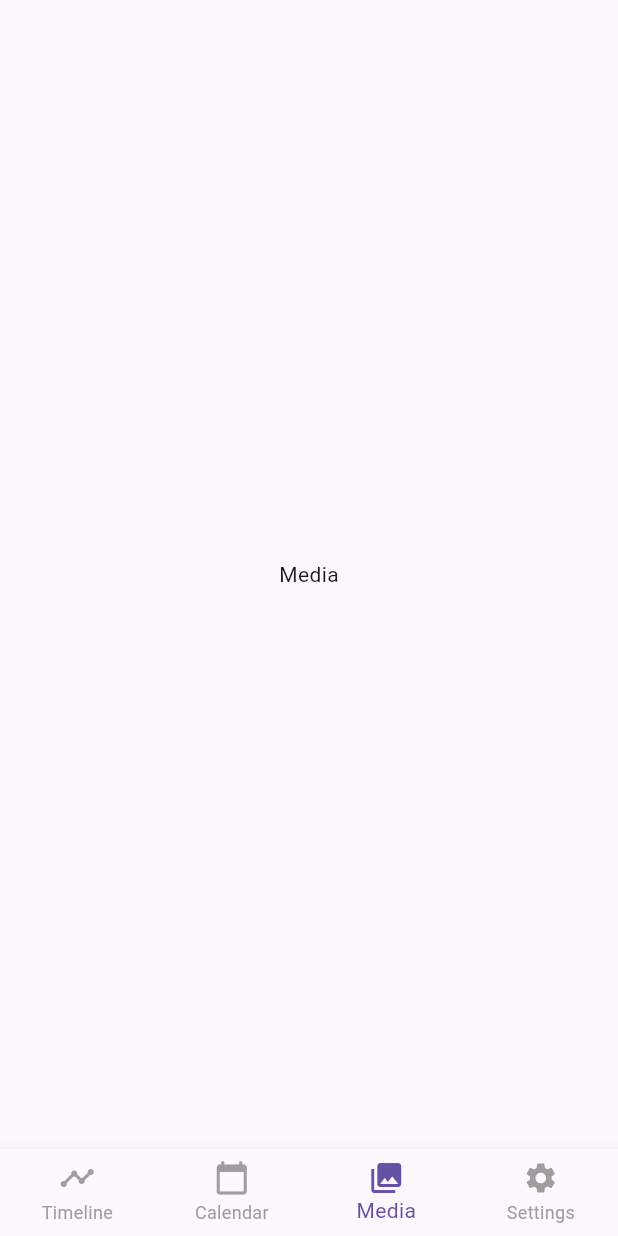
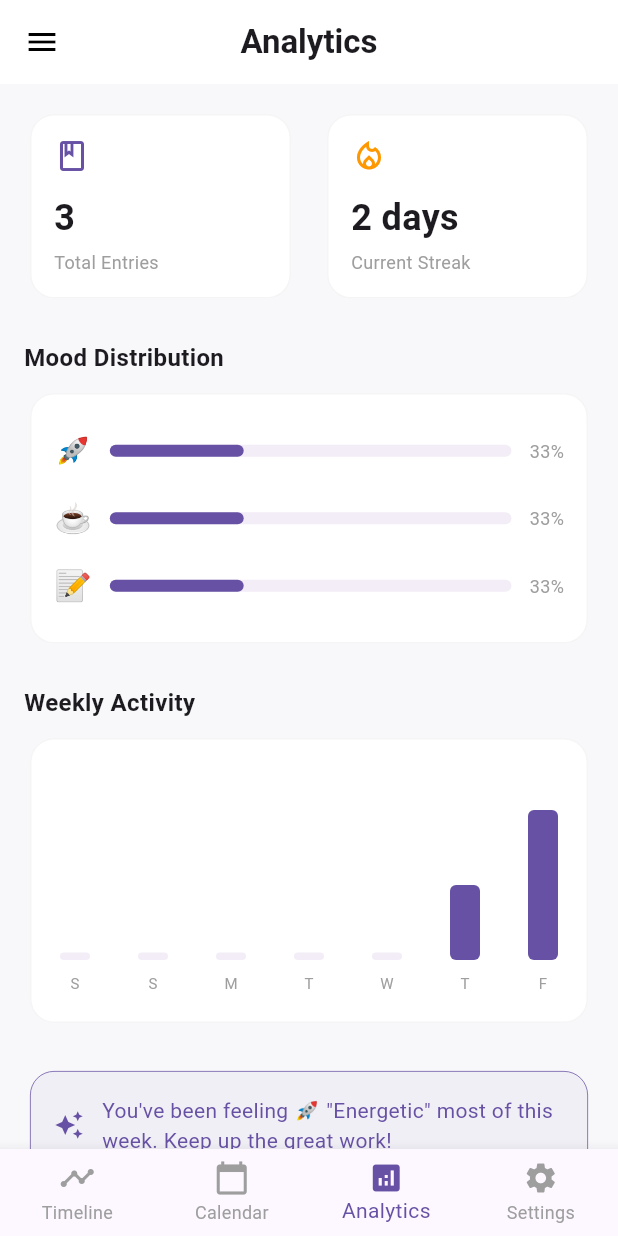
Before and after one commit to Shir0o/diary, a Flutter app: the screen it shows after launch, item 3 of the bottom bar chosen, on a phone screen of 412 x 824 dp. Run offline on Flutter 3.47's test engine with Material 3 defaults, Android fonts, the phone set to English and light mode, and no system bars; our stand-ins replace google_fonts.

Commit message:
feat: implement Analytics/Stats screen with TDD

```diff
--- /dev/null
+++ b/lib/helpers/analytics_helper.dart
@@ -0,0 +1,68 @@
+import '../models/diary_entry.dart';
+
+class DayActivity {
+  final DateTime date;
+  final int count;
+
+  DayActivity(this.date, this.count);
+}
+
+class AnalyticsHelper {
+  static int calculateTotalEntries(List<DiaryEntry> entries) {
+    return entries.length;
+  }
+
+  static int calculateCurrentStreak(List<DiaryEntry> entries, {DateTime? relativeTo}) {
+    if (entries.isEmpty) return 0;
+
+    final referenceDate = relativeTo ?? DateTime.now();
+    final dates = entries
+        .map((e) => DateTime(e.date.year, e.date.month, e.date.day))
+        .toSet()
+        .toList()
+      ..sort((a, b) => b.compareTo(a));
+
+    int streak = 0;
+    DateTime currentDay = DateTime(referenceDate.year, referenceDate.month, referenceDate.day);
+
+    // If no entry today, check if there was one yesterday to continue a streak
+    if (!dates.contains(currentDay)) {
+      currentDay = currentDay.subtract(const Duration(days: 1));
+      if (!dates.contains(currentDay)) return 0;
+    }
+
+    while (dates.contains(currentDay)) {
+      streak++;
+      currentDay = currentDay.subtract(const Duration(days: 1));
+    }
+
+    return streak;
+  }
+
+  static Map<String, int> calculateMoodDistribution(List<DiaryEntry> entries) {
+    final Map<String, int> distribution = {};
+    for (var entry in entries) {
+      distribution[entry.mood] = (distribution[entry.mood] ?? 0) + 1;
+    }
+    return distribution;
+  }
+
+  static List<DayActivity> getWeeklyActivity(List<DiaryEntry> entries, {DateTime? relativeTo}) {
+    final referenceDate = relativeTo ?? DateTime.now();
+    final List<DayActivity> activity = [];
+
+    for (int i = 6; i >= 0; i--) {
+      final date = referenceDate.subtract(Duration(days: i));
+      final dayStart = DateTime(date.year, date.month, date.day);
+
+      final count = entries.where((e) {
+        final eDate = DateTime(e.date.year, e.date.month, e.date.day);
+        return eDate.isAtSameMomentAs(dayStart);
+      }).length;
+
+      activity.add(DayActivity(dayStart, count));
+    }
+
+    return activity;
+  }
+}
--- a/lib/main.dart
+++ b/lib/main.dart
@@ -2,7 +2,9 @@ import 'package:flutter/material.dart';
 import 'screens/timeline_screen.dart';
 import 'screens/settings_screen.dart';
 import 'screens/calendar_screen.dart';
+import 'screens/analytics_screen.dart';
 import 'widgets/side_drawer.dart';
+import 'models/diary_entry.dart';
 
 void main() {
   runApp(const DiaryApp());
@@ -35,16 +37,49 @@ class MainScreen extends StatefulWidget {
 class _MainScreenState extends State<MainScreen> {
   int _currentIndex = 0;
 
-  final List<Widget> _screens = [
+  // Centralized mock entries for consistency across screens
+  final List<DiaryEntry> _mockEntries = [
+    DiaryEntry(
+      id: '1',
+      date: DateTime(2026, 4, 24, 10, 0),
+      title: 'Starting a new project',
+      content: 'Today I started the Diary app project.',
+      mood: '🚀',
+      location: 'Home Office',
+    ),
+    DiaryEntry(
+      id: '2',
+      date: DateTime(2026, 4, 24, 14, 0),
+      title: 'Coffee Break',
+      content: 'Had a wonderful cup of coffee.',
+      mood: '☕',
+      location: 'Local Cafe',
+    ),
+    DiaryEntry(
+      id: '3',
+      date: DateTime(2026, 4, 23, 11, 0),
+      title: 'Planning phase',
+      content: 'Spent the day planning.',
+      mood: '📝',
+    ),
+  ];
+
+  late final List<Widget> _screens = [
     const TimelineScreen(),
     const CalendarScreen(),
-    const Center(child: Text('Media')),
+    AnalyticsScreen(entries: _mockEntries),
     const SettingsScreen(),
   ];
 
   void _onItemSelected(int index) {
     setState(() {
-      _currentIndex = index % 4; // Map indices to bottom nav if needed
+      // Mapping drawer indices to screens
+      // Timeline: 1, Calendar: 2, Media: 3 (ignored for now), Analytics: 4, Settings: 6, Help: 7, About: 8
+      // Simplified mapping for now to existing bottom nav indices
+      if (index == 1) _currentIndex = 0; // Timeline
+      if (index == 2) _currentIndex = 1; // Calendar
+      if (index == 4) _currentIndex = 2; // Analytics
+      if (index == 6) _currentIndex = 3; // Settings
     });
     Navigator.of(context).pop(); // Close drawer
   }
@@ -54,7 +89,7 @@ class _MainScreenState extends State<MainScreen> {
     return Scaffold(
       drawer: SideDrawer(
         onItemSelected: _onItemSelected,
-        selectedIndex: _currentIndex,
+        selectedIndex: _currentIndex == 0 ? 1 : (_currentIndex == 1 ? 2 : (_currentIndex == 2 ? 4 : 6)),
       ),
       body: _screens[_currentIndex],
       bottomNavigationBar: BottomNavigationBar(
@@ -70,7 +105,7 @@ class _MainScreenState extends State<MainScreen> {
         items: const [
           BottomNavigationBarItem(icon: Icon(Icons.timeline), label: 'Timeline'),
           BottomNavigationBarItem(icon: Icon(Icons.calendar_today), label: 'Calendar'),
-          BottomNavigationBarItem(icon: Icon(Icons.photo_library), label: 'Media'),
+          BottomNavigationBarItem(icon: Icon(Icons.analytics), label: 'Analytics'),
           BottomNavigationBarItem(icon: Icon(Icons.settings), label: 'Settings'),
         ],
       ),
--- /dev/null
+++ b/lib/screens/analytics_screen.dart
@@ -0,0 +1,278 @@
+import 'package:flutter/material.dart';
+import '../models/diary_entry.dart';
+import '../helpers/analytics_helper.dart';
+import '../helpers/font_helper.dart';
+
+class AnalyticsScreen extends StatelessWidget {
+  final List<DiaryEntry> entries;
+  final DateTime? referenceDate;
+
+  const AnalyticsScreen({
+    super.key,
+    required this.entries,
+    this.referenceDate,
+  });
+
+  @override
+  Widget build(BuildContext context) {
+    final totalEntries = AnalyticsHelper.calculateTotalEntries(entries);
+    final streak = AnalyticsHelper.calculateCurrentStreak(entries, relativeTo: referenceDate);
+    final moodDist = AnalyticsHelper.calculateMoodDistribution(entries);
+    final weeklyActivity = AnalyticsHelper.getWeeklyActivity(entries, relativeTo: referenceDate);
+
+    return Scaffold(
+      backgroundColor: const Color(0xFFF8F7FA),
+      appBar: AppBar(
+        title: Text(
+          'Analytics',
+          style: safeGoogleFont('Inter', fontWeight: FontWeight.bold),
+        ),
+        centerTitle: true,
+        backgroundColor: Colors.white,
+        elevation: 0,
+        leading: Builder(
+          builder: (context) => IconButton(
+            icon: const Icon(Icons.menu, color: Colors.black),
+            onPressed: () => Scaffold.of(context).openDrawer(),
+          ),
+        ),
+      ),
+      body: ListView(
+        padding: const EdgeInsets.all(16),
+        children: [
+          Row(
+            children: [
+              Expanded(
+                child: _buildSummaryCard(
+                  context,
+                  'Total Entries',
+                  totalEntries.toString(),
+                  Icons.book_outlined,
+                  const Color(0xFF6751a4),
+                ),
+              ),
+              const SizedBox(width: 16),
+              Expanded(
+                child: _buildSummaryCard(
+                  context,
+                  'Current Streak',
+                  '$streak days',
+                  Icons.local_fire_department_outlined,
+                  Colors.orange,
+                ),
+              ),
+            ],
+          ),
+          const SizedBox(height: 24),
+          _buildSectionHeader('Mood Distribution'),
+          const SizedBox(height: 8),
+          _buildMoodDistribution(moodDist),
+          const SizedBox(height: 24),
+          _buildSectionHeader('Weekly Activity'),
+          const SizedBox(height: 8),
+          _buildActivityChart(weeklyActivity),
+          const SizedBox(height: 24),
+          _buildInsightsCard(),
+        ],
+      ),
+    );
+  }
+
+  Widget _buildSummaryCard(BuildContext context, String title, String value, IconData icon, Color color) {
+    return Card(
+      elevation: 0,
+      color: Colors.white,
+      shape: RoundedRectangleBorder(
+        borderRadius: BorderRadius.circular(16),
+        side: BorderSide(color: Colors.grey.withOpacity(0.1)),
+      ),
+      child: Padding(
+        padding: const EdgeInsets.all(16),
+        child: Column(
+          crossAxisAlignment: CrossAxisAlignment.start,
+          children: [
+            Icon(icon, color: color, size: 24),
+            const SizedBox(height: 12),
+            Text(
+              value,
+              style: safeGoogleFont(
+                'Inter',
+                fontSize: 24,
+                fontWeight: FontWeight.bold,
+                color: const Color(0xFF1D1B20),
+              ),
+            ),
+            const SizedBox(height: 4),
+            Text(
+              title,
+              style: safeGoogleFont(
+                'Inter',
+                fontSize: 12,
+                color: Colors.grey,
+              ),
+            ),
+          ],
+        ),
+      ),
+    );
+  }
+
+  Widget _buildSectionHeader(String title) {
+    return Text(
+      title,
+      style: safeGoogleFont(
+        'Inter',
+        fontSize: 16,
+        fontWeight: FontWeight.bold,
+        color: const Color(0xFF1D1B20),
+      ),
+    );
+  }
+
+  Widget _buildMoodDistribution(Map<String, int> distribution) {
+    if (distribution.isEmpty) {
+      return _buildEmptyState();
+    }
+
+    final total = distribution.values.fold(0, (sum, val) => sum + val);
+
+    return Card(
+      elevation: 0,
+      color: Colors.white,
+      shape: RoundedRectangleBorder(
+        borderRadius: BorderRadius.circular(16),
+        side: BorderSide(color: Colors.grey.withOpacity(0.1)),
+      ),
+      child: Padding(
+        padding: const EdgeInsets.all(16),
+        child: Column(
+          children: distribution.entries.map((e) {
+            final percentage = e.value / total;
+            return Padding(
+              padding: const EdgeInsets.symmetric(vertical: 8),
+              child: Row(
+                children: [
+                  Text(e.key, style: const TextStyle(fontSize: 20)),
+                  const SizedBox(width: 12),
+                  Expanded(
+                    child: Column(
+                      crossAxisAlignment: CrossAxisAlignment.start,
+                      children: [
+                        LinearProgressIndicator(
+                          value: percentage,
+                          backgroundColor: const Color(0xFFF3EDF7),
+                          color: const Color(0xFF6751a4),
+                          borderRadius: BorderRadius.circular(4),
+                          minHeight: 8,
+                        ),
+                      ],
+                    ),
+                  ),
+                  const SizedBox(width: 12),
+                  Text(
+                    '${(percentage * 100).toStringAsFixed(0)}%',
+                    style: safeGoogleFont('Inter', fontSize: 12, color: Colors.grey),
+                  ),
+                ],
+              ),
+            );
+          }).toList(),
+        ),
+      ),
+    );
+  }
+
+  Widget _buildActivityChart(List<DayActivity> activity) {
+    final maxCount = activity.map((e) => e.count).fold(0, (max, e) => e > max ? e : max);
+    final dayLabels = ['M', 'T', 'W', 'T', 'F', 'S', 'S']; // Simplified labels
+
+    return Card(
+      elevation: 0,
+      color: Colors.white,
+      shape: RoundedRectangleBorder(
+        borderRadius: BorderRadius.circular(16),
+        side: BorderSide(color: Colors.grey.withOpacity(0.1)),
+      ),
+      child: Padding(
+        padding: const EdgeInsets.all(20),
+        child: SizedBox(
+          height: 150,
+          child: Row(
+            mainAxisAlignment: MainAxisAlignment.spaceBetween,
+            crossAxisAlignment: CrossAxisAlignment.end,
+            children: activity.asMap().entries.map((entry) {
+              final idx = entry.key;
+              final day = entry.value;
+              final heightFactor = maxCount == 0 ? 0.05 : (day.count / maxCount).clamp(0.05, 1.0);
+
+              return Column(
+                mainAxisAlignment: MainAxisAlignment.end,
+                children: [
+                  Container(
+                    width: 20,
+                    height: 100 * heightFactor,
+                    decoration: BoxDecoration(
+                      color: day.count > 0 ? const Color(0xFF6751a4) : const Color(0xFFF3EDF7),
+                      borderRadius: BorderRadius.circular(4),
+                    ),
+                  ),
+                  const SizedBox(height: 8),
+                  Text(
+                    _getWeekdayLabel(day.date),
+                    style: safeGoogleFont('Inter', fontSize: 10, color: Colors.grey),
+                  ),
+                ],
+              );
+            }).toList(),
+          ),
+        ),
+      ),
+    );
+  }
+
+  String _getWeekdayLabel(DateTime date) {
+    final weekdays = ['M', 'T', 'W', 'T', 'F', 'S', 'S'];
+    return weekdays[date.weekday - 1];
+  }
+
+  Widget _buildInsightsCard() {
+    return Card(
+      elevation: 0,
+      color: const Color(0xFF6751a4).withOpacity(0.05),
+      shape: RoundedRectangleBorder(
+        borderRadius: BorderRadius.circular(16),
+        side: const BorderSide(color: Color(0xFF6751a4), width: 0.5),
+      ),
+      child: Padding(
+        padding: const EdgeInsets.all(16),
+        child: Row(
+          children: [
+            const Icon(Icons.auto_awesome, color: Color(0xFF6751a4), size: 20),
+            const SizedBox(width: 12),
+            Expanded(
+              child: Text(
+                'You\'ve been feeling 🚀 "Energetic" most of this week. Keep up the great work!',
+                style: safeGoogleFont(
+                  'Inter',
+                  fontSize: 14,
+                  color: const Color(0xFF6751a4),
+                ),
+              ),
+            ),
+          ],
+        ),
+      ),
+    );
+  }
+
+  Widget _buildEmptyState() {
+    return Container(
+      padding: const EdgeInsets.all(24),
+      alignment: Alignment.center,
+      child: Text(
+        'No data available',
+        style: safeGoogleFont('Inter', color: Colors.grey),
+      ),
+    );
+  }
+}
```
Also changed, not shown: assets/design/analytics_code.txt (added, +51 -0 lines), assets/design/analytics.png (added), 6 other files.
